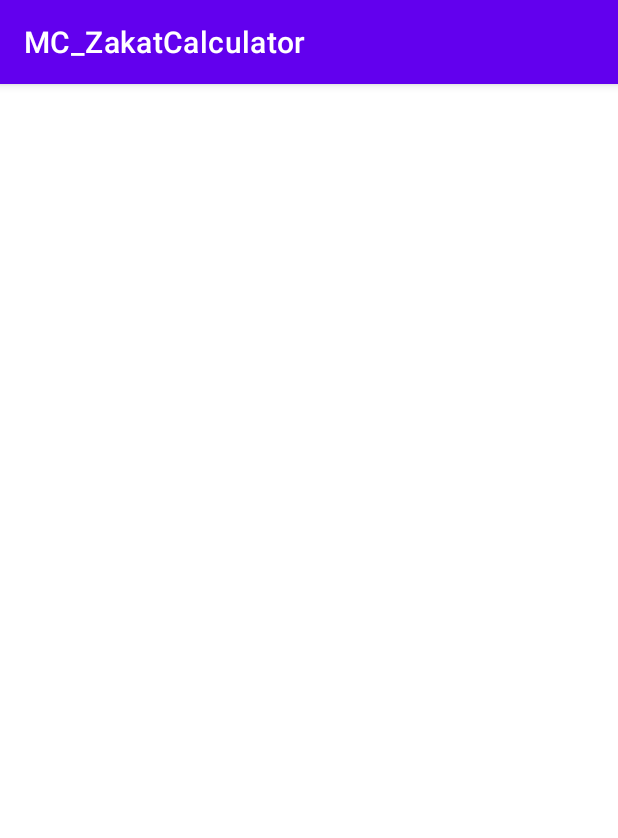
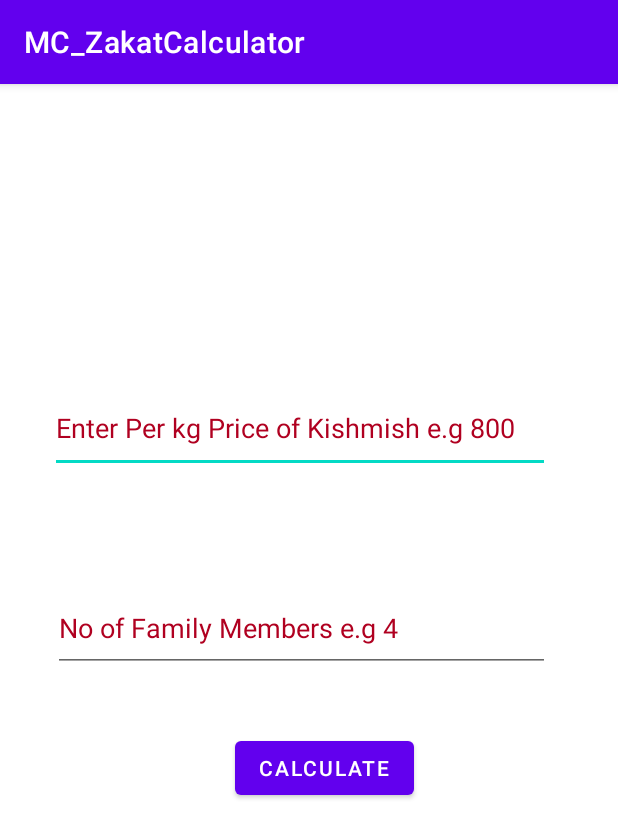
Before and after one commit to UsmannArshad/MC_Zakat-FitranaCalculator, an Android app: the KishmishActivity screen opened directly, with no data from a screen before it, on a phone screen of 412 x 824 dp. Shown: the top 838 px of the screen. Run offline under Robolectric (Android 15) with nearby library versions, the phone set to English and light mode, and no system bars.

Commit message:
Fitrana with kishmish done

```diff
--- a/app/src/main/java/com/example/mc_zakatcalculator/KishmishActivity.java
+++ b/app/src/main/java/com/example/mc_zakatcalculator/KishmishActivity.java
@@ -3,11 +3,31 @@ package com.example.mc_zakatcalculator;
 import androidx.appcompat.app.AppCompatActivity;
 
 import android.os.Bundle;
+import android.view.View;
+import android.widget.Button;
+import android.widget.EditText;
+import android.widget.TextView;
 
 public class KishmishActivity extends AppCompatActivity {
+    private Button submitbtn;
+    private EditText prices,member;
+    private TextView textView;
     @Override
     protected void onCreate(Bundle savedInstanceState) {
         super.onCreate(savedInstanceState);
         setContentView(R.layout.activity_kishmish);
+        submitbtn=findViewById(R.id.kishmishcalculate);
+        prices=findViewById(R.id.priceofkishmish);
+        member=findViewById(R.id.kishmishmember);
+        textView=findViewById(R.id.textView1);
+        submitbtn.setOnClickListener(new View.OnClickListener() {
+            @Override
+            public void onClick(View view) {
+                float pricee=Float.parseFloat(prices.getText().toString());
+                int members=Integer.parseInt(member.getText().toString());
+                float val=pricee*4*members;
+                textView.setText(Float.toString(val));
+            }
+        });
     }
 }
--- a/app/src/main/java/com/example/mc_zakatcalculator/WheatActivity.java
+++ b/app/src/main/java/com/example/mc_zakatcalculator/WheatActivity.java
@@ -19,8 +19,8 @@ public class WheatActivity extends AppCompatActivity {
         setContentView(R.layout.activity_wheat);
         submitbtn=findViewById(R.id.wheatcalculate);
         prices=findViewById(R.id.price);
-        member=findViewById(R.id.members);
-        textView=findViewById(R.id.textView);
+        member=findViewById(R.id.kishmishmember);
+        textView=findViewById(R.id.textView1);
         submitbtn.setOnClickListener(new View.OnClickListener() {
             @Override
             public void onClick(View view) {
--- a/app/src/main/res/layout/activity_fitrana.xml
+++ b/app/src/main/res/layout/activity_fitrana.xml
@@ -10,7 +10,7 @@
     <Button
         android:id="@+id/kishmishbutton"
         android:layout_width="120dp"
-        android:layout_height="wrap_content"
+        android:layout_height="60dp"
         android:layout_marginStart="158dp"
         android:layout_marginTop="424dp"
         android:layout_marginEnd="159dp"
@@ -22,7 +22,7 @@
     <Button
         android:id="@+id/wheatbutton"
         android:layout_width="120dp"
-        android:layout_height="wrap_content"
+        android:layout_height="60dp"
         android:layout_marginStart="158dp"
         android:layout_marginEnd="159dp"
         android:layout_marginBottom="176dp"
--- a/app/src/main/res/layout/activity_kishmish.xml
+++ b/app/src/main/res/layout/activity_kishmish.xml
@@ -6,4 +6,68 @@
     android:layout_height="match_parent"
     tools:context=".KishmishActivity">
 
+    <EditText
+        android:id="@+id/priceofkishmish"
+        android:layout_width="333dp"
+        android:layout_height="59dp"
+        android:layout_marginStart="45dp"
+        android:layout_marginTop="200dp"
+        android:layout_marginEnd="45dp"
+        android:ems="10"
+        android:foregroundGravity="center"
+        android:hint="Enter Per kg Price of Kishmish e.g 800"
+        android:inputType="textPersonName"
+        android:textColor="@color/design_default_color_error"
+        android:textColorHint="@color/design_default_color_error"
+        app:layout_constraintEnd_toEndOf="parent"
+        app:layout_constraintHorizontal_bias="1.0"
+        app:layout_constraintStart_toStartOf="parent"
+        app:layout_constraintTop_toTopOf="parent" />
+
+    <TextView
+        android:id="@+id/textView1"
+        android:layout_width="247dp"
+        android:layout_height="97dp"
+        android:layout_marginBottom="144dp"
+        android:foregroundGravity="center"
+        android:gravity="center"
+        android:textColor="@color/design_default_color_error"
+        android:textSize="34sp"
+        app:layout_constraintBottom_toBottomOf="parent"
+        app:layout_constraintEnd_toEndOf="parent"
+        app:layout_constraintHorizontal_bias="0.579"
+        app:layout_constraintStart_toStartOf="parent" />
+
+    <Button
+        android:id="@+id/kishmishcalculate"
+        android:layout_width="wrap_content"
+        android:layout_height="wrap_content"
+        android:layout_marginStart="160dp"
+        android:layout_marginEnd="160dp"
+        android:layout_marginBottom="288dp"
+        android:foregroundGravity="center"
+        android:text="Calculate"
+        app:layout_constraintBottom_toBottomOf="parent"
+        app:layout_constraintEnd_toEndOf="parent"
+        app:layout_constraintHorizontal_bias="0.133"
+        app:layout_constraintStart_toStartOf="parent" />
+
+    <EditText
+        android:id="@+id/kishmishmember"
+        android:layout_width="331dp"
+        android:layout_height="58dp"
+        android:layout_marginStart="45dp"
+        android:layout_marginEnd="45dp"
+        android:layout_marginBottom="40dp"
+        android:ems="10"
+        android:foregroundGravity="center"
+        android:hint="No of Family Members e.g 4"
+        android:inputType="textPersonName"
+        android:textColor="@color/design_default_color_error"
+        android:textColorHint="@color/design_default_color_error"
+        app:layout_constraintBottom_toTopOf="@+id/kishmishcalculate"
+        app:layout_constraintEnd_toEndOf="parent"
+        app:layout_constraintHorizontal_bias="1.0"
+        app:layout_constraintStart_toStartOf="parent" />
+
 </androidx.constraintlayout.widget.ConstraintLayout>
```
Also changed, not shown: app/src/main/res/layout/activity_wheat.xml (+18 -15 lines).
